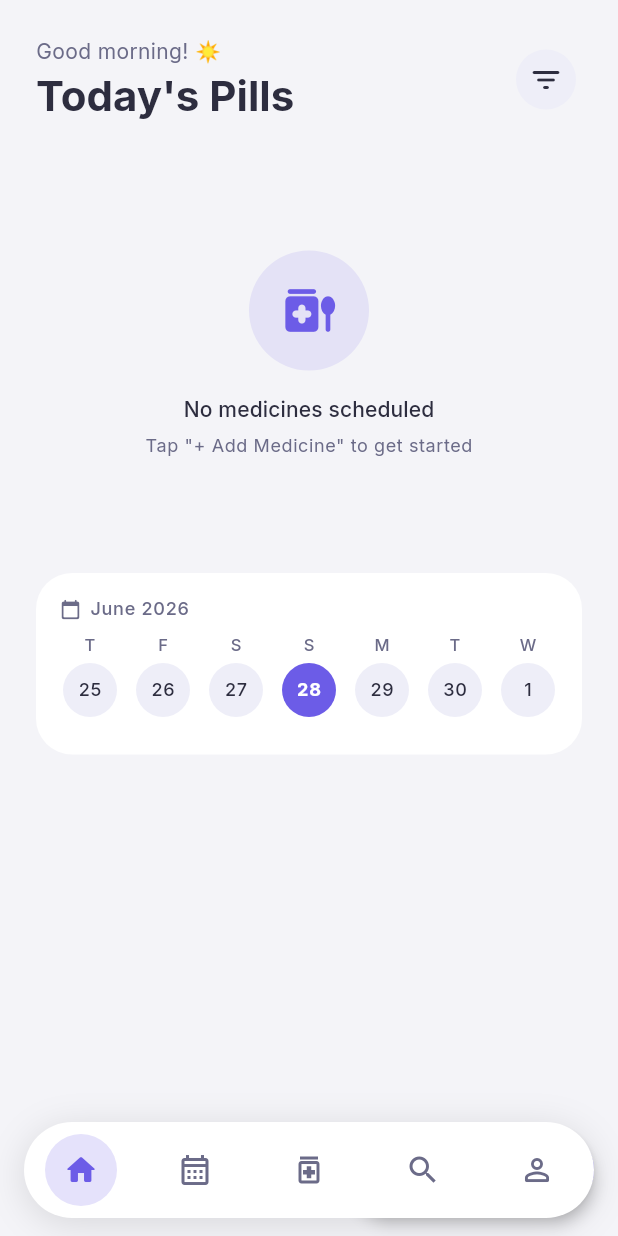
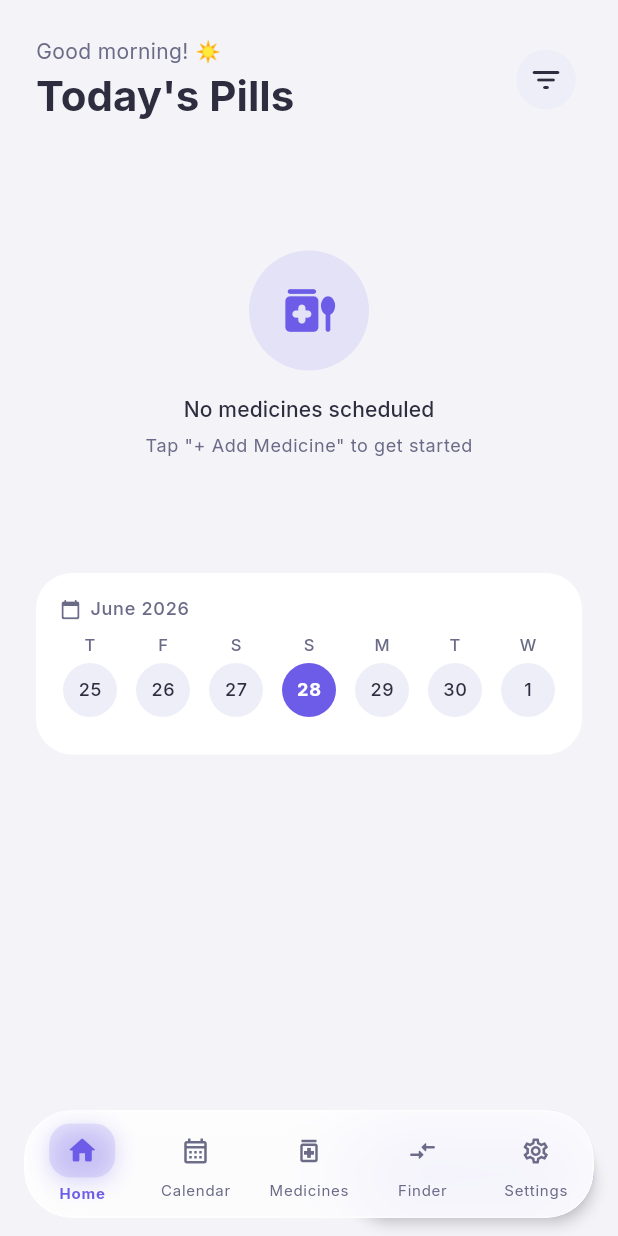
Before and after one commit to TheObsidianEye-ARIF-FOYSAL/Medremind_v2, a Flutter app: the screen it shows after launch, on a phone screen of 412 x 824 dp. Run offline on Flutter 3.47's test engine with Material 3 defaults, Android fonts, the phone set to English and light mode, and no system bars; our stand-ins replace flutter_local_notifications, flutter_riverpod, go_router, google_fonts, permission_handler, shared_preferences and 1 more; missing offline and left inert: alarm; accounts and stored records are empty; statements that could not run were skipped.

Commit message:
fixing 1

```diff
--- a/lib/core/navigation/shell_screen.dart
+++ b/lib/core/navigation/shell_screen.dart
@@ -1,3 +1,5 @@
+import 'dart:ui';
+
 import 'package:flutter/material.dart';
 import 'package:go_router/go_router.dart';
 
@@ -39,15 +41,15 @@ const _tabs = [
   ),
   _NavTab(
     path: AppRoutes.finder,
-    icon: Icons.search_outlined,
-    activeIcon: Icons.search_rounded,
+    icon: Icons.compare_arrows_rounded,
+    activeIcon: Icons.compare_arrows_rounded,
     label: 'Finder',
   ),
   _NavTab(
     path: AppRoutes.settings,
-    icon: Icons.person_outline_rounded,
-    activeIcon: Icons.person_rounded,
-    label: 'Profile',
+    icon: Icons.settings_outlined,
+    activeIcon: Icons.settings_rounded,
+    label: 'Settings',
   ),
 ];
 
@@ -90,23 +92,36 @@ class _FloatingNavBar extends StatelessWidget {
   Widget build(BuildContext context) {
     final theme = Theme.of(context);
     final isDark = theme.brightness == Brightness.dark;
+    final primary = theme.colorScheme.primary;
 
     return SafeArea(
       child: Padding(
-        padding: const EdgeInsets.fromLTRB(
-          AppSizes.navBarPaddingH,
-          0,
-          AppSizes.navBarPaddingH,
-          AppSizes.navBarPaddingB,
+        padding: const EdgeInsets.fromLTRB(16, 0, 16, 12),
+        child: ClipRRect(
+          borderRadius: BorderRadius.circular(32),
+          child: BackdropFilter(
+            filter: ImageFilter.blur(sigmaX: 24, sigmaY: 24),
+            child: Container(
+              height: 72,
+              decoration: BoxDecoration(
+                color: isDark
+                    ? DarkColors.surfaceHigh.withValues(alpha: 0.88)
+                    : Colors.white.withValues(alpha: 0.92),
+                borderRadius: BorderRadius.circular(32),
+                border: Border.all(
+                  color: isDark
+                      ? Colors.white.withValues(alpha: 0.06)
+                      : Colors.white.withValues(alpha: 0.6),
+                  width: 1,
                 ),
-        child: Container(
-          height: AppSizes.navBarHeight,
-          decoration: BoxDecoration(
-            color: isDark ? DarkColors.surfaceHigh : LightColors.surface,
-            borderRadius: BorderRadius.circular(AppSizes.navBarRadius),
                 boxShadow: [
                   BoxShadow(
-                color: Colors.black.withValues(alpha: isDark ? 0.35 : 0.12),
+                    color: Colors.black.withValues(alpha: isDark ? 0.4 : 0.08),
+                    blurRadius: 32,
+                    offset: const Offset(0, 8),
+                  ),
+                  BoxShadow(
+                    color: primary.withValues(alpha: 0.08),
                     blurRadius: 20,
                     offset: const Offset(0, 4),
                   ),
@@ -119,9 +134,11 @@ class _FloatingNavBar extends StatelessWidget {
                   (i) => _NavItem(
                     tab: _tabs[i],
                     isSelected: selectedIndex == i,
-                primaryColor: theme.colorScheme.primary,
+                    primary: primary,
                     isDark: isDark,
                     onTap: () => onTap(i),
+                  ),
+                ),
               ),
             ),
           ),
@@ -134,49 +151,80 @@ class _FloatingNavBar extends StatelessWidget {
 class _NavItem extends StatelessWidget {
   final _NavTab tab;
   final bool isSelected;
-  final Color primaryColor;
+  final Color primary;
   final bool isDark;
   final VoidCallback onTap;
 
   const _NavItem({
     required this.tab,
     required this.isSelected,
-    required this.primaryColor,
+    required this.primary,
     required this.isDark,
     required this.onTap,
   });
 
   @override
   Widget build(BuildContext context) {
+    final theme = Theme.of(context);
+
     return GestureDetector(
       onTap: onTap,
       behavior: HitTestBehavior.opaque,
       child: SizedBox(
-        width: 56,
-        height: AppSizes.navBarHeight,
-        child: Center(
-          child: AnimatedContainer(
-            duration: const Duration(milliseconds: 220),
-            curve: Curves.easeInOut,
-            width: isSelected ? 48 : 40,
-            height: isSelected ? 48 : 40,
+        width: 60,
+        height: 72,
+        child: Column(
+          mainAxisAlignment: MainAxisAlignment.center,
+          children: [
+            AnimatedContainer(
+              duration: const Duration(milliseconds: 240),
+              curve: Curves.easeOutCubic,
+              width: isSelected ? 44 : 38,
+              height: isSelected ? 36 : 32,
               decoration: BoxDecoration(
                 color: isSelected
-                  ? primaryColor.withValues(alpha: 0.18)
+                    ? primary.withValues(alpha: 0.15)
                     : Colors.transparent,
-              shape: BoxShape.circle,
+                borderRadius: BorderRadius.circular(isSelected ? 14 : 12),
+                boxShadow: isSelected
+                    ? [
+                        BoxShadow(
+                          color: primary.withValues(alpha: 0.25),
+                          blurRadius: 12,
+                          offset: const Offset(0, 3),
                         ),
+                      ]
+                    : null,
+              ),
+              child: Center(
                 child: Icon(
                   isSelected ? tab.activeIcon : tab.icon,
-              size: 24,
+                  size: isSelected ? 22 : 20,
                   color: isSelected
-                  ? primaryColor
+                      ? primary
                       : (isDark
                           ? DarkColors.onSurfaceMuted
                           : LightColors.onSurfaceMuted),
                 ),
               ),
             ),
+            const SizedBox(height: 3),
+            AnimatedDefaultTextStyle(
+              duration: const Duration(milliseconds: 200),
+              style: theme.textTheme.labelSmall!.copyWith(
+                color: isSelected
+                    ? primary
+                    : (isDark
+                        ? DarkColors.onSurfaceMuted
+                        : LightColors.onSurfaceMuted),
+                fontWeight:
+                    isSelected ? FontWeight.w700 : FontWeight.w400,
+                fontSize: 10,
+              ),
+              child: Text(tab.label),
+            ),
+          ],
+        ),
       ),
     );
   }
```
Lines whose indentation alone changed are shown as unchanged.
